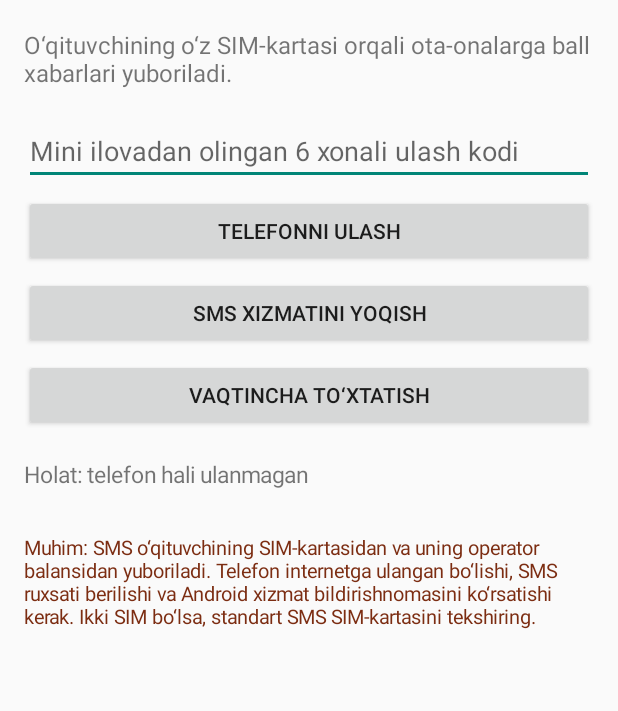
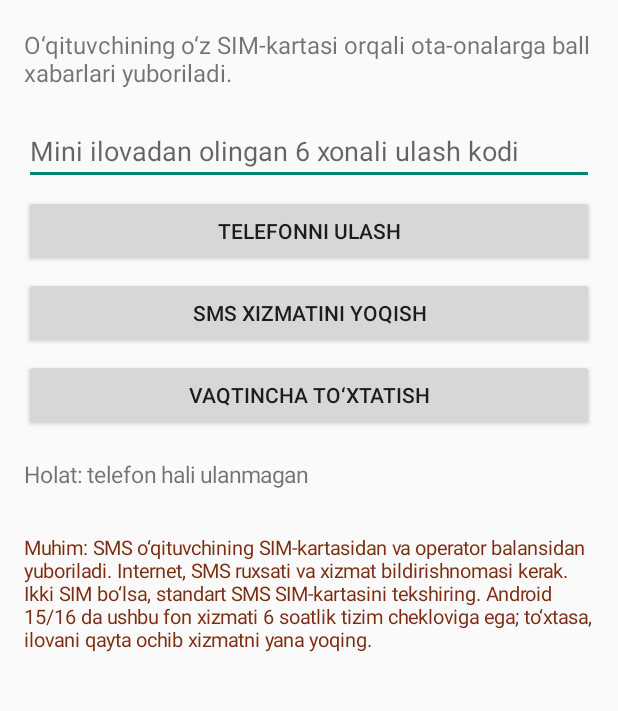
Before and after one commit to itkoders/Neuron-v2.0, an Android app: the screen it shows after launch (MainActivity), on a phone screen of 412 x 824 dp, the part 89-800 px from its top. Run offline under Robolectric (Android 15) with nearby library versions, the phone set to English and light mode, and no system bars.

Commit message:
Explain Android background service limit in app

```diff
--- a/app/src/main/java/uz/itkoders/neyron/sms/MainActivity.kt
+++ b/app/src/main/java/uz/itkoders/neyron/sms/MainActivity.kt
@@ -69,7 +69,7 @@ class MainActivity : Activity() {
             setPadding(0, 18, 0, 18)
         }
         val warning = TextView(this).apply {
-            text = "Muhim: SMS o‘qituvchining SIM-kartasidan va uning operator balansidan yuboriladi. Telefon internetga ulangan bo‘lishi, SMS ruxsati berilishi va Android xizmat bildirishnomasini ko‘rsatishi kerak. Ikki SIM bo‘lsa, standart SMS SIM-kartasini tekshiring."
+            text = "Muhim: SMS o‘qituvchining SIM-kartasidan va operator balansidan yuboriladi. Internet, SMS ruxsati va xizmat bildirishnomasi kerak. Ikki SIM bo‘lsa, standart SMS SIM-kartasini tekshiring. Android 15/16 da ushbu fon xizmati 6 soatlik tizim chekloviga ega; to‘xtasa, ilovani qayta ochib xizmatni yana yoqing."
             textSize = 13f
             setTextColor(0xFF7C2D12.toInt())
             setPadding(0, 16, 0, 0)
```
